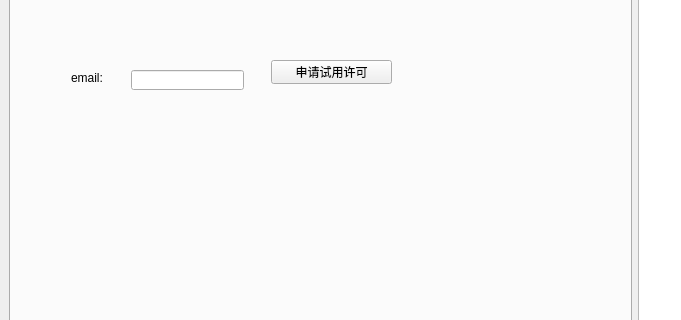
This is hikyuu/gui/data/MainWindow.ui in fasiondog/hikyuu as Qt 5 draws it before an edit; both pictures show x 0 to 681 and y 265 to 585 of the 1269 by 690 pixel window. The edited form follows.
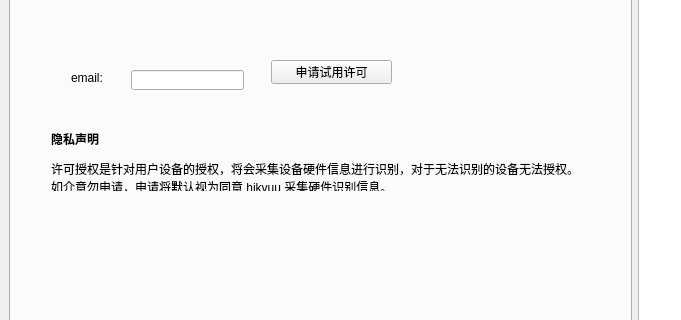
This is the edited form. Icons and pictures are not drawn.

Diff of the .ui file:
```diff
--- a/hikyuu/gui/data/MainWindow.ui
+++ b/hikyuu/gui/data/MainWindow.ui
@@ -1813,6 +1813,19 @@
          <string>申请试用许可</string>
         </property>
        </widget>
+       <widget class="QLabel" name="label_46">
+        <property name="geometry">
+         <rect>
+          <x>40</x>
+          <y>360</y>
+          <width>521</width>
+          <height>61</height>
+         </rect>
+        </property>
+        <property name="text">
+         <string>&lt;html&gt;&lt;head/&gt;&lt;body&gt;&lt;p&gt;&lt;span style=&quot; font-weight:700;&quot;&gt;隐私声明&lt;/span&gt;&lt;/p&gt;&lt;p&gt;许可授权是针对用户设备的授权，将会采集设备硬件信息进行识别，对于无法识别的设备无法授权。&lt;br/&gt;如介意勿申请，申请将默认视为同意 hikyuu 采集硬件识别信息。&lt;/p&gt;&lt;/body&gt;&lt;/html&gt;</string>
+        </property>
+       </widget>
       </widget>
      </widget>
     </item>
```
Left out of the diff: 4 changed lines with no effect on the pictures.
